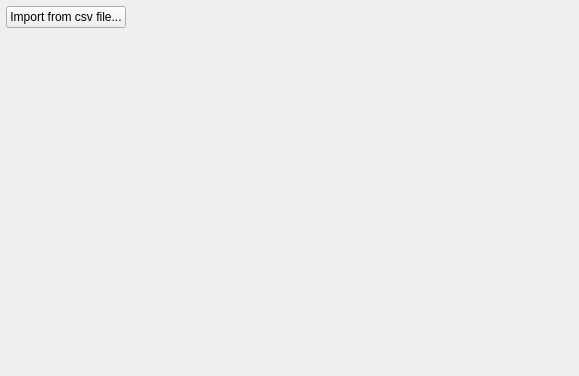
This is src/Applications/BrickMoneyDesktop/src/LegoSetImportDialog.ui in tlaemmlein/BrickMoney as Qt 5 draws it before an edit. The edited form follows.
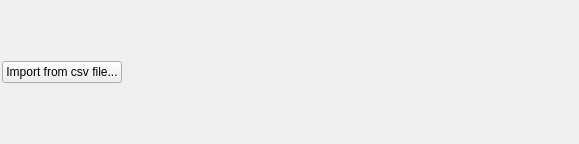
This is the edited form.

Commit message: Import button improved.

What changed in the file:
```diff
--- a/src/Applications/BrickMoneyDesktop/src/LegoSetImportDialog.ui
+++ b/src/Applications/BrickMoneyDesktop/src/LegoSetImportDialog.ui
@@ -7,7 +7,7 @@
     <x>0</x>
     <y>0</y>
     <width>579</width>
-    <height>376</height>
+    <height>144</height>
    </rect>
   </property>
   <property name="windowTitle">
@@ -15,19 +15,19 @@
   </property>
   <layout class="QVBoxLayout" name="verticalLayout">
    <property name="spacing">
-    <number>3</number>
+    <number>1</number>
    </property>
    <property name="leftMargin">
-    <number>6</number>
+    <number>2</number>
    </property>
    <property name="topMargin">
-    <number>6</number>
+    <number>2</number>
    </property>
    <property name="rightMargin">
-    <number>6</number>
+    <number>2</number>
    </property>
    <property name="bottomMargin">
-    <number>6</number>
+    <number>2</number>
    </property>
    <item>
     <layout class="QHBoxLayout" name="horizontalLayout_3">
@@ -43,6 +43,9 @@
        <property name="orientation">
         <enum>Qt::Horizontal</enum>
        </property>
+       <property name="sizeType">
+        <enum>QSizePolicy::Expanding</enum>
+       </property>
        <property name="sizeHint" stdset="0">
         <size>
          <width>40</width>
@@ -53,16 +56,6 @@
      </item>
     </layout>
    </item>
-   <item>
-    <widget class="QWidget" name="importLegoTableView" native="true">
-     <property name="sizePolicy">
-      <sizepolicy hsizetype="Preferred" vsizetype="MinimumExpanding">
-       <horstretch>0</horstretch>
-       <verstretch>0</verstretch>
-      </sizepolicy>
-     </property>
-    </widget>
-   </item>
   </layout>
  </widget>
  <resources/>
```
The commit also changes 1 other file.
